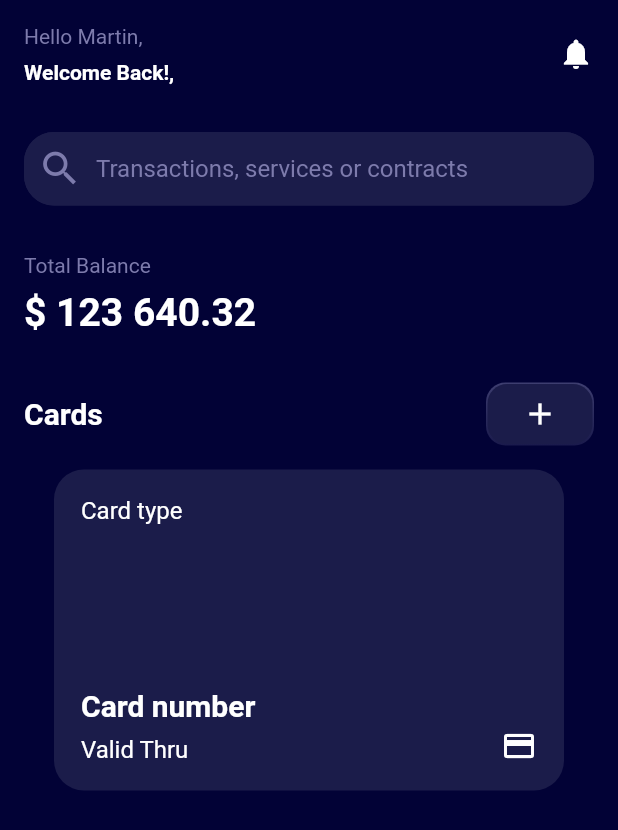
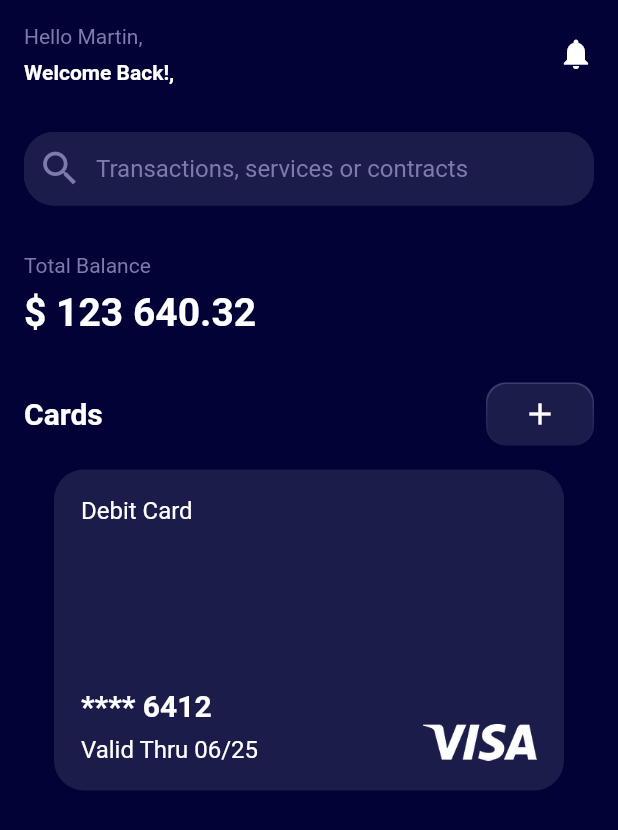
Before and after one commit to c0ff33-b34n/personal_finance_ui_flutter, a Flutter app: the screen it shows after launch, on a phone screen of 412 x 824 dp. Shown: the top 830 px of the screen. Run offline on Flutter 3.47's test engine with Material 2 defaults, Android fonts, the phone set to English and light mode, and no system bars.

Commit message:
Create PaymentCardWidget using PaymentCard model and add Visa and Mastercard logos

```diff
--- a/lib/main.dart
+++ b/lib/main.dart
@@ -2,6 +2,8 @@ import 'package:flutter/material.dart';
 import 'package:flutter/services.dart';
 
 import 'colors.dart';
+import 'models/card_model.dart';
+import 'models/cards_repository.dart';
 
 void main() {
   WidgetsFlutterBinding.ensureInitialized();
@@ -191,7 +193,17 @@ Widget cardsHeader = Container(
   ),
 );
 
-Widget individualPaymentCard = Container(
+PaymentCardWidget individualPaymentCard =
+    PaymentCardWidget(card: PaymentCardsRepository.loadPaymentCards()[0]);
+
+class PaymentCardWidget extends StatelessWidget {
+  const PaymentCardWidget({required this.card, Key? key}) : super(key: key);
+
+  final PaymentCard card;
+
+  @override
+  Widget build(BuildContext context) {
+    return Container(
       padding: const EdgeInsets.all(18),
       height: 214,
       width: 340,
@@ -208,7 +220,7 @@ Widget individualPaymentCard = Container(
               mainAxisAlignment: MainAxisAlignment.spaceBetween,
               children: [
                 Text(
-              'Card type',
+                  card.cardType == CardType.Visa ? 'Debit Card' : 'Credit Card',
                   style: TextStyle(
                     fontSize: 16.0,
                   ),
@@ -219,7 +231,7 @@ Widget individualPaymentCard = Container(
                     Padding(
                       padding: const EdgeInsets.only(bottom: 8.0),
                       child: Text(
-                    'Card number',
+                        card.cardNumber,
                         style: TextStyle(
                           fontSize: 20.0,
                           fontWeight: FontWeight.bold,
@@ -227,7 +239,7 @@ Widget individualPaymentCard = Container(
                       ),
                     ),
                     Text(
-                  'Valid Thru',
+                      'Valid Thru ' + card.expiryDate,
                       style: TextStyle(
                         fontSize: 16.0,
                       ),
@@ -243,9 +255,21 @@ Widget individualPaymentCard = Container(
               mainAxisAlignment: MainAxisAlignment.end,
               crossAxisAlignment: CrossAxisAlignment.end,
               children: [
-            Icon(
-              Icons.payment,
-              color: kTextColorPrimaryDark,
+                card.cardType == CardType.Visa
+                    ? Padding(
+                        padding: const EdgeInsets.only(bottom: 2.0),
+                        child: Image.asset(
+                          'assets/visa_logo_sm.png',
+                          alignment: Alignment.bottomRight,
+                          width: 76.0,
+                          height: 50.0,
+                        ),
+                      )
+                    : Image.asset(
+                        'assets/mastercard_logo_sm.png',
+                        alignment: Alignment.bottomRight,
+                        width: 76.0,
+                        height: 50.0,
                       ),
               ],
             ),
@@ -253,6 +277,8 @@ Widget individualPaymentCard = Container(
         ],
       ),
     );
+  }
+}
 
 ThemeData _buildAppTheme() {
   final ThemeData base = ThemeData.light();
--- a/lib/models/card_model.dart
+++ b/lib/models/card_model.dart
@@ -8,4 +8,6 @@ class PaymentCard {
   final CardType cardType;
   final String cardNumber;
   final String expiryDate;
+
+  String get cardTypeString => cardType.toString().split('.').last;
 }
--- a/pubspec.yaml
+++ b/pubspec.yaml
@@ -26,9 +26,9 @@ flutter:
   uses-material-design: true
 
   # To add assets to your application, add an assets section, like this:
-  # assets:
-  #   - images/a_dot_burr.jpeg
-  #   - images/a_dot_ham.jpeg
+  assets:
+    - assets/visa_logo_sm.png
+    - assets/mastercard_logo_sm.png
 
   # fonts:
   #   - family: Schyler
```
Also changed, not shown: assets/mastercard_logo_sm.png (added), assets/visa_logo_sm.png (added). Lines whose indentation alone changed are shown as unchanged.
